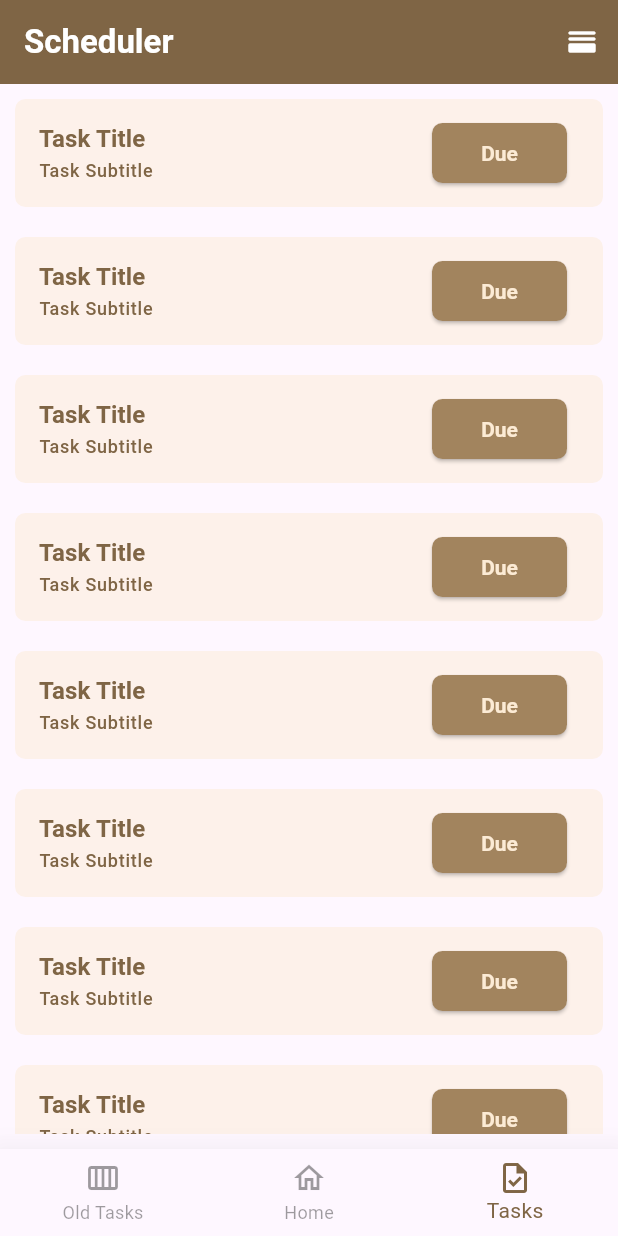
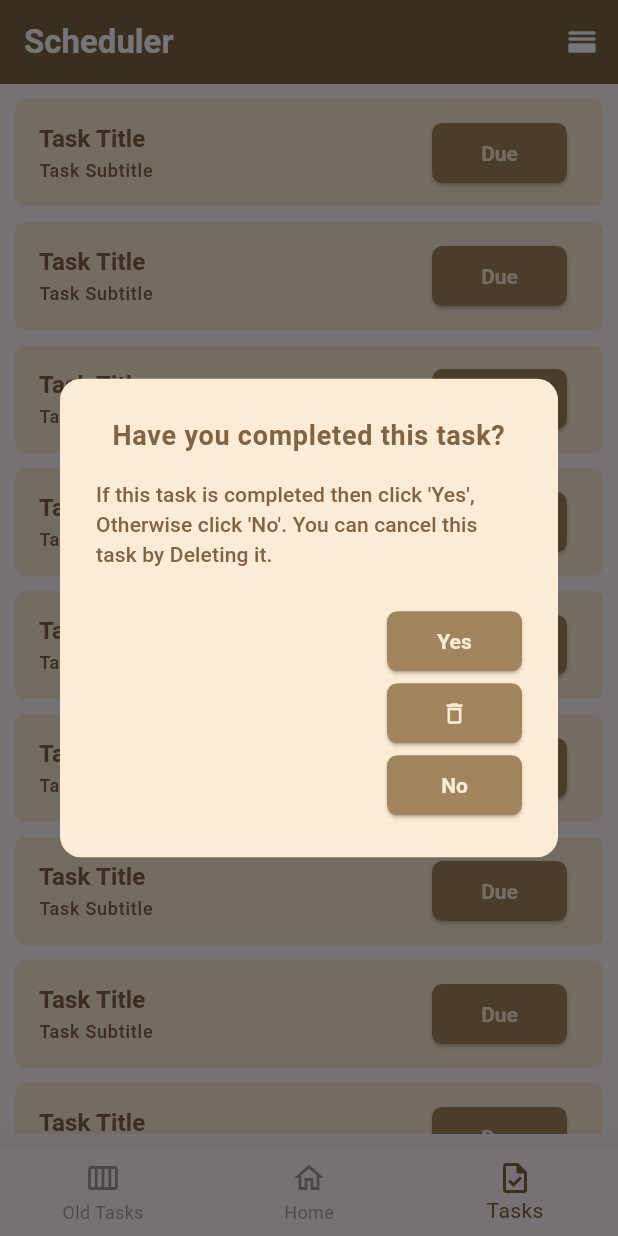
Before and after one commit to m-mhe/scheduler, a Flutter app: the screen it shows after launch, item 3 of the bottom bar chosen, after a tap on "Due", on a phone screen of 412 x 824 dp. Run offline on Flutter 3.47's test engine with Material 3 defaults, Android fonts, the phone set to English and light mode, and no system bars; our stand-ins replace fl_chart, get, numberpicker.

Commit message:
code refector

```diff
--- a/lib/app.dart
+++ b/lib/app.dart
@@ -14,43 +14,58 @@ class MyApp extends StatelessWidget {
       title: 'Scheduler',
       theme: ThemeData(
         textTheme: const TextTheme(
-            titleLarge: TextStyle(fontSize: 22, fontWeight: FontWeight.w700,),
-          bodyLarge: TextStyle(fontSize: 18, fontWeight: FontWeight.w600,),
-          labelLarge: TextStyle(fontSize: 16,fontWeight: FontWeight.w600,),
-            labelMedium: TextStyle(fontSize: 12,),
-          labelSmall: TextStyle(fontSize: 10)
-        ),
+            titleLarge: TextStyle(
+              fontSize: 22,
+              fontWeight: FontWeight.w700,
+            ),
+            bodyLarge: TextStyle(
+              fontSize: 18,
+              fontWeight: FontWeight.w600,
+            ),
+            labelLarge: TextStyle(
+              fontSize: 16,
+              fontWeight: FontWeight.w600,
+            ),
+            labelMedium: TextStyle(
+              fontSize: 12,
+            ),
+            labelSmall: TextStyle(fontSize: 10)),
         inputDecorationTheme: InputDecorationTheme(
-          hintStyle: Theme.of(context).textTheme.labelLarge!.copyWith(color: ThemeColors.accentColor),
+          hintStyle: Theme.of(context)
+              .textTheme
+              .labelLarge!
+              .copyWith(color: ThemeColors.accentColor),
           enabledBorder: OutlineInputBorder(
-            borderSide: const BorderSide(color: ThemeColors.accentColor,),
+            borderSide: const BorderSide(
+              color: ThemeColors.accentColor,
+            ),
             borderRadius: BorderRadius.circular(7),
           ),
           focusedBorder: OutlineInputBorder(
-            borderSide: const BorderSide(color: ThemeColors.accentColor,),
+            borderSide: const BorderSide(
+              color: ThemeColors.accentColor,
+            ),
             borderRadius: BorderRadius.circular(10),
           ),
         ),
-        appBarTheme: AppBarTheme(
+        appBarTheme: const AppBarTheme(
           backgroundColor: ThemeColors.titleColor,
           foregroundColor: Colors.white,
         ),
         elevatedButtonTheme: ElevatedButtonThemeData(
           style: ElevatedButton.styleFrom(
-            padding: EdgeInsets.all(10),
-            textStyle: TextStyle(
-              fontSize: 14,
-              fontWeight: FontWeight.w700
-            ),
+            padding: const EdgeInsets.all(10),
+            textStyle:
+                const TextStyle(fontSize: 14, fontWeight: FontWeight.w700),
             backgroundColor: ThemeColors.accentColor,
             foregroundColor: ThemeColors.lightColor,
             fixedSize: const Size.fromWidth(90),
             shape: RoundedRectangleBorder(
               borderRadius: BorderRadius.circular(7),
-            )
-          )
+            ),
+          ),
         ),
-        floatingActionButtonTheme: FloatingActionButtonThemeData(
+        floatingActionButtonTheme: const FloatingActionButtonThemeData(
           backgroundColor: ThemeColors.lightColor,
           foregroundColor: ThemeColors.accentColor,
         ),
--- a/lib/ui/screens/create_task_screen.dart
+++ b/lib/ui/screens/create_task_screen.dart
@@ -63,7 +63,7 @@ class _CreateTaskScreenState extends State<CreateTaskScreen> {
                             .labelLarge!
                             .copyWith(color: ThemeColors.titleColor),
                       ),
-                      Icon(
+                      const Icon(
                         Icons.arrow_forward_rounded,
                         color: ThemeColors.titleColor,
                         size: 30,
--- a/lib/ui/screens/home_screen.dart
+++ b/lib/ui/screens/home_screen.dart
@@ -1,10 +1,9 @@
 import 'package:fl_chart/fl_chart.dart';
 import 'package:flutter/material.dart';
 import 'package:get/get.dart';
-import 'package:get/get_core/src/get_main.dart';
 import 'package:scheduler/ui/screens/create_task_screen.dart';
-
 import '../utils/theme_colors.dart';
+import '../widgets/ask_task_complete_confirmation.dart';
 
 class HomeScreen extends StatefulWidget {
   const HomeScreen({super.key});
@@ -80,7 +79,7 @@ class _HomeScreenState extends State<HomeScreen> {
                                       .copyWith(color: ThemeColors.titleColor),
                                   showTitle: _chartTouchedIndex == 1,
                                   value: 34,
-                                  color: ThemeColors.midColor.withOpacity(0.3),
+                                  color: ThemeColors.midColor.withOpacity(0.4),
                                 ),
                               ],
                             ),
@@ -147,7 +146,7 @@ class _HomeScreenState extends State<HomeScreen> {
                                       height: 10,
                                       width: 10,
                                       color:
-                                          ThemeColors.midColor.withOpacity(0.3),
+                                          ThemeColors.midColor.withOpacity(0.4),
                                     ),
                                     SizedBox(
                                       width: 5,
@@ -208,10 +207,10 @@ class _HomeScreenState extends State<HomeScreen> {
                   height: 250,
                   decoration: BoxDecoration(
                     borderRadius: BorderRadius.circular(10),
-                    color: ThemeColors.lightColor.withOpacity(0.5),
+                    color: ThemeColors.lightColor,
                     boxShadow: [
                       BoxShadow(
-                        color: ThemeColors.lightColor.withOpacity(0.3),
+                        color: ThemeColors.lightColor.withOpacity(0.4),
                         spreadRadius: 1,
                         blurRadius: 7,
                       ),
@@ -220,81 +219,15 @@ class _HomeScreenState extends State<HomeScreen> {
                   child: Padding(
                     padding: const EdgeInsets.symmetric(vertical: 10),
                     child: ListView.separated(
-                        itemBuilder: (contex, i) {
-                          return ListTile(
-                            title: Text(
-                              'Task Title',
-                              style: Theme.of(context)
-                                  .textTheme
-                                  .labelLarge!
-                                  .copyWith(
-                                    color: ThemeColors.titleColor,
-                                  ),
-                            ),
-                            subtitle: Text(
-                              '${_currentDate.hour}:${_currentDate.minute}:${_currentDate.second}',
-                              style: Theme.of(context)
-                                  .textTheme
-                                  .labelMedium!
-                                  .copyWith(
-                                    color: ThemeColors.titleColor,
-                                  ),
-                            ),
-                            trailing: ElevatedButton(
-                              onPressed: () {
-                                showDialog(
-                                  context: context,
-                                  builder: (context) {
-                                    return AlertDialog(
-                                      shape: RoundedRectangleBorder(
-                                        borderRadius: BorderRadius.circular(14),
-                                      ),
-                                      backgroundColor: ThemeColors.lightColor,
-                                      title: Text(
-                                        'Have you completed this task?',
-                                        textAlign: TextAlign.center,
-                                        style: Theme.of(context)
-                                            .textTheme
-                                            .bodyLarge!
-                                            .copyWith(
-                                              color: ThemeColors.titleColor,
-                                            ),
-                                      ),
-                                      content: Text(
-                                        "If this task is completed then click 'Yes', Otherwise click 'No'. You can cancel this task by Deleting it.",
-                                        style: Theme.of(context)
-                                            .textTheme
-                                            .titleSmall!
-                                            .copyWith(
-                                              color: ThemeColors.titleColor,
-                                            ),
-                                      ),
-                                      actions: [
-                                        ElevatedButton(
-                                          onPressed: () {},
-                                          child: const Text('Yes'),
-                                        ),
-                                        ElevatedButton(
-                                          onPressed: () {},
-                                          child: Icon(Icons.delete_outline),
-                                        ),
-                                        ElevatedButton(
-                                          onPressed: () {
-                                            Get.back();
-                                          },
-                                          child: const Text('No'),
-                                        ),
-                                      ],
-                                    );
-                                  },
-                                );
-                              },
-                              child: Text('Late'),
-                            ),
-                          );
+                        itemBuilder: (context, i) {
+                          return _taskList(
+                              buildContext: context,
+                              taskTitle: 'Task Title',
+                              taskSubTitle: 'Subtitle',
+                              taskState: 'Late');
                         },
-                        separatorBuilder: (contex, i) {
-                          return SizedBox(
+                        separatorBuilder: (context, i) {
+                          return const SizedBox(
                             height: 10,
                           );
                         },
@@ -309,10 +242,10 @@ class _HomeScreenState extends State<HomeScreen> {
                   height: 350,
                   decoration: BoxDecoration(
                     borderRadius: BorderRadius.circular(10),
-                    color: ThemeColors.secondColor.withOpacity(0.2),
+                    color: ThemeColors.secondColor.withOpacity(0.4),
                     boxShadow: [
                       BoxShadow(
-                        color: ThemeColors.lightColor.withOpacity(0.3),
+                        color: ThemeColors.lightColor.withOpacity(0.4),
                         spreadRadius: 1,
                         blurRadius: 7,
                       ),
@@ -322,28 +255,11 @@ class _HomeScreenState extends State<HomeScreen> {
                     padding: const EdgeInsets.symmetric(vertical: 10),
                     child: ListView.separated(
                         itemBuilder: (context, i) {
-                          return ListTile(
-                            title: Text(
-                              'Task Title',
-                              style: Theme.of(context)
-                                  .textTheme
-                                  .labelLarge!
-                                  .copyWith(
-                                    color: ThemeColors.titleColor,
-                                  ),
-                            ),
-                            subtitle: Text(
-                              '${_currentDate.hour}:${_currentDate.minute}:${_currentDate.second}',
-                              style: Theme.of(context)
-                                  .textTheme
-                                  .labelMedium!
-                                  .copyWith(
-                                    color: ThemeColors.titleColor,
-                                  ),
-                            ),
-                            trailing: ElevatedButton(
-                                onPressed: () {}, child: Text('Due')),
-                          );
+                          return _taskList(
+                              buildContext: context,
+                              taskTitle: 'taskTitle',
+                              taskSubTitle: 'taskSubTitle',
+                              taskState: 'taskState');
                         },
                         separatorBuilder: (context, i) {
                           return const SizedBox(
@@ -362,7 +278,39 @@ class _HomeScreenState extends State<HomeScreen> {
         onPressed: () {
           Get.to(const CreateTaskScreen());
         },
-        child: Icon(Icons.add),
+        child: const Icon(Icons.add),
+      ),
+    );
+  }
+
+  ListTile _taskList(
+      {required BuildContext buildContext,
+      required String taskTitle,
+      required String taskSubTitle,
+      required taskState}) {
+    return ListTile(
+      title: Text(
+        taskTitle,
+        style: Theme.of(context).textTheme.labelLarge!.copyWith(
+              color: ThemeColors.titleColor,
+            ),
+      ),
+      subtitle: Text(
+        taskSubTitle,
+        style: Theme.of(context).textTheme.labelMedium!.copyWith(
+              color: ThemeColors.titleColor,
+            ),
+      ),
+      trailing: ElevatedButton(
+        onPressed: () {
+          showDialog(
+            context: context,
+            builder: (context) {
+              return AskTaskCompleteConfirmation();
+            },
+          );
+        },
+        child: Text(taskState),
       ),
     );
   }
--- a/lib/ui/screens/previous_tasks_screen.dart
+++ b/lib/ui/screens/previous_tasks_screen.dart
@@ -18,11 +18,14 @@ class _PreviousTasksState extends State<PreviousTasks> {
         padding: const EdgeInsets.symmetric(horizontal: 10, vertical: 10),
         child: ListView.separated(
             itemBuilder: (context, i) {
-              return TaskTile(taskTitle: 'Task Title', subTitle: 'Subtitle', taskState: 'Completed');
+              return TaskTile(
+                  taskTitle: 'Task Title',
+                  subTitle: 'Subtitle',
+                  taskStatus: 'Completed', onTap: () {},);
             },
             separatorBuilder: (context, i) {
               return const SizedBox(
-                height: 20,
+                height: 10,
               );
             },
             itemCount: 20),
--- a/lib/ui/screens/task_screen.dart
+++ b/lib/ui/screens/task_screen.dart
@@ -1,4 +1,5 @@
 import 'package:flutter/material.dart';
+import 'package:scheduler/ui/widgets/ask_task_complete_confirmation.dart';
 import '../widgets/task_tile.dart';
 
 class TaskScreen extends StatefulWidget {
@@ -18,11 +19,23 @@ class _TaskScreenState extends State<TaskScreen> {
         padding: const EdgeInsets.symmetric(horizontal: 10, vertical: 10),
         child: ListView.separated(
             itemBuilder: (context, i) {
-              return TaskTile(taskTitle: 'Task Title', subTitle: 'Task Subtitle', taskState: 'Due');
+              return TaskTile(
+                taskTitle: 'Task Title',
+                subTitle: 'Task Subtitle',
+                taskStatus: 'Due',
+                onTap: () {
+                  showDialog(
+                    context: context,
+                    builder: (context) {
+                      return const AskTaskCompleteConfirmation();
+                    },
+                  );
+                },
+              );
             },
             separatorBuilder: (context, i) {
-              return SizedBox(
-                height: 20,
+              return const SizedBox(
+                height: 10,
               );
             },
             itemCount: 20),
--- /dev/null
+++ b/lib/ui/widgets/ask_task_complete_confirmation.dart
@@ -0,0 +1,48 @@
+import 'package:flutter/material.dart';
+import 'package:get/get.dart';
+import '../utils/theme_colors.dart';
+
+class AskTaskCompleteConfirmation extends StatelessWidget {
+  const AskTaskCompleteConfirmation({
+    super.key,
+  });
+
+  @override
+  Widget build(BuildContext context) {
+    return AlertDialog(
+      shape: RoundedRectangleBorder(
+        borderRadius: BorderRadius.circular(14),
+      ),
+      backgroundColor: ThemeColors.lightColor,
+      title: Text(
+        'Have you completed this task?',
+        textAlign: TextAlign.center,
+        style: Theme.of(context).textTheme.bodyLarge!.copyWith(
+              color: ThemeColors.titleColor,
+            ),
+      ),
+      content: Text(
+        "If this task is completed then click 'Yes', Otherwise click 'No'. You can cancel this task by Deleting it.",
+        style: Theme.of(context).textTheme.titleSmall!.copyWith(
+              color: ThemeColors.titleColor,
+            ),
+      ),
+      actions: [
+        ElevatedButton(
+          onPressed: () {},
+          child: const Text('Yes'),
+        ),
+        ElevatedButton(
+          onPressed: () {},
+          child: Icon(Icons.delete_outline),
+        ),
+        ElevatedButton(
+          onPressed: () {
+            Get.back();
+          },
+          child: const Text('No'),
+        ),
+      ],
+    );
+  }
+}
--- a/lib/ui/widgets/task_tile.dart
+++ b/lib/ui/widgets/task_tile.dart
@@ -3,35 +3,39 @@ import '../utils/theme_colors.dart';
 
 class TaskTile extends StatelessWidget {
   const TaskTile({
-    super.key, required this.taskTitle, required this.subTitle, required this.taskState,
+    super.key,
+    required this.taskTitle,
+    required this.subTitle,
+    required this.taskStatus,
+    required this.onTap,
   });
 
   final String taskTitle;
   final String subTitle;
-  final String taskState;
+  final String taskStatus;
+  final VoidCallback onTap;
 
   @override
   Widget build(BuildContext context) {
     return Container(
       decoration: BoxDecoration(
-        color: ThemeColors.lightColor.withOpacity(0.5),
+        color: ThemeColors.lightColor,
         borderRadius: BorderRadius.circular(7),
       ),
       child: ListTile(
         title: Text(
           taskTitle,
           style: Theme.of(context).textTheme.labelLarge!.copyWith(
-            color: ThemeColors.titleColor,
-          ),
+                color: ThemeColors.titleColor,
+              ),
         ),
         subtitle: Text(
           subTitle,
           style: Theme.of(context).textTheme.labelMedium!.copyWith(
-            color: ThemeColors.titleColor,
-          ),
+                color: ThemeColors.titleColor,
+              ),
         ),
-        trailing:
-        ElevatedButton(onPressed: () {}, child: Text(taskState)),
+        trailing: ElevatedButton(onPressed: onTap, child: Text(taskStatus)),
       ),
     );
   }
```
